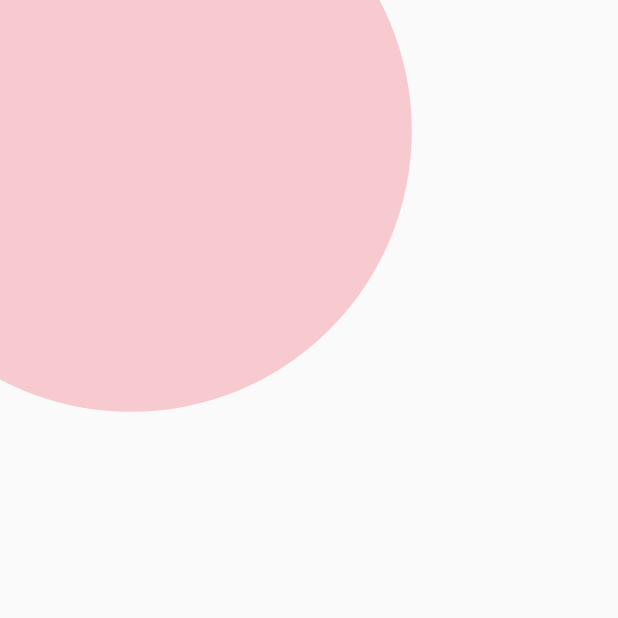
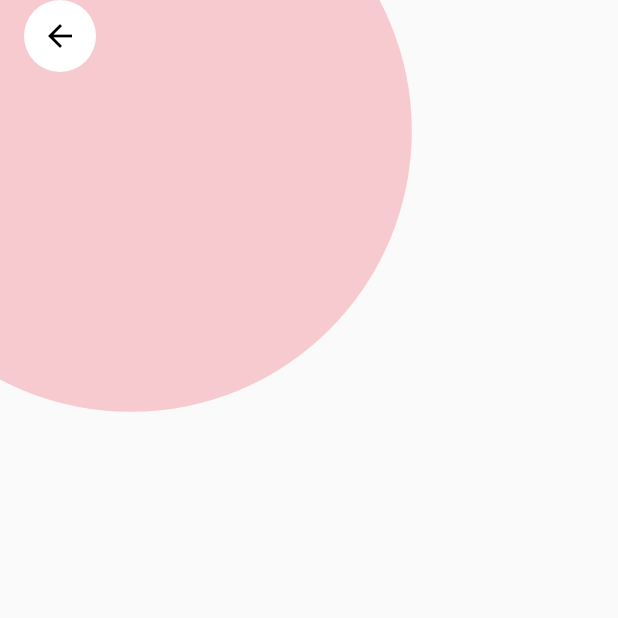
Before and after one commit to CoderJava/Food-Recipe, a Flutter app: the ListMeals screen opened by its route, on a phone screen of 412 x 824 dp, the top half of it. Run offline on Flutter 3.47's test engine with Material 2 defaults, Android fonts, the phone set to English and light mode, and no system bars; our stand-ins replace dio; generated files the repository leaves out were written again; network calls fail.

Commit message:
Buat widget arrow back menu di UI List Meals

```diff
--- a/lib/src/ui/listmeals/list_meals.dart
+++ b/lib/src/ui/listmeals/list_meals.dart
@@ -1,3 +1,5 @@
+import 'dart:io';
+
 import 'package:flutter/cupertino.dart';
 import 'package:flutter/material.dart';
 
@@ -11,15 +13,33 @@ class _ListMealsState extends State<ListMeals> {
   Widget build(BuildContext context) {
     var mediaQuery = MediaQuery.of(context);
     return Scaffold(
-      body: Stack(
+      body: Container(
+        width: double.infinity,
+        height: double.infinity,
+        child: Stack(
           children: <Widget>[
             _buildWidgetBackgroundCircle(mediaQuery),
+            _buildWidgetArrowBackMenu(),
           ],
+        ),
       ),
     );
   }
 
-  Positioned _buildWidgetBackgroundCircle(MediaQueryData mediaQuery) {
+  Widget _buildWidgetArrowBackMenu() {
+    return SafeArea(
+            minimum: EdgeInsets.symmetric(horizontal: 16.0),
+            child: CircleAvatar(
+              child: Platform.isIOS
+                  ? Icon(Icons.arrow_back_ios, color: Colors.black)
+                  : Icon(Icons.arrow_back, color: Colors.black),
+              maxRadius: 24.0,
+              backgroundColor: Colors.white,
+            ),
+          );
+  }
+
+  Widget _buildWidgetBackgroundCircle(MediaQueryData mediaQuery) {
     return Positioned(
       top: -100.0,
       left: -100.0,
```
Lines whose indentation alone changed are shown as unchanged.
